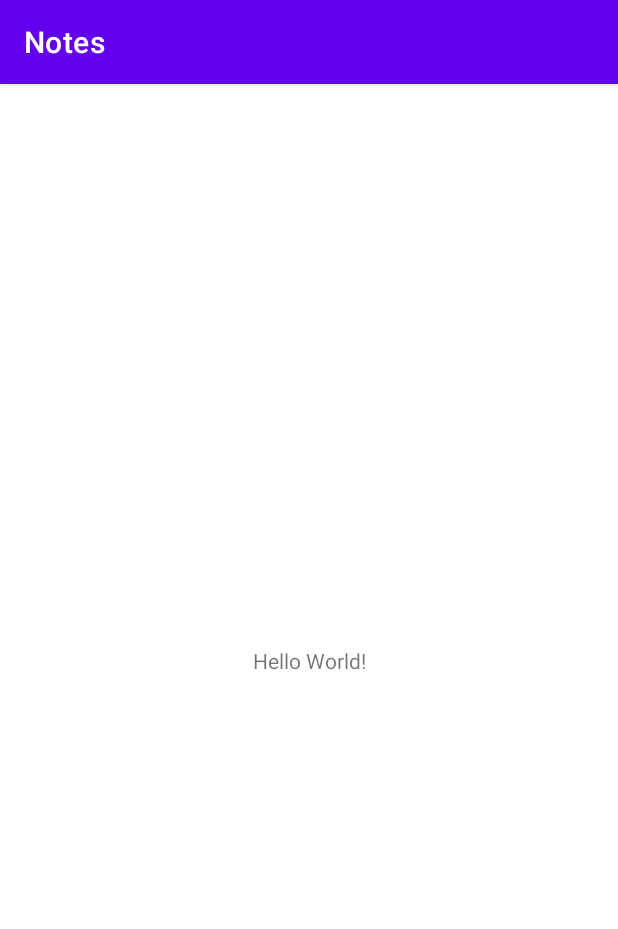
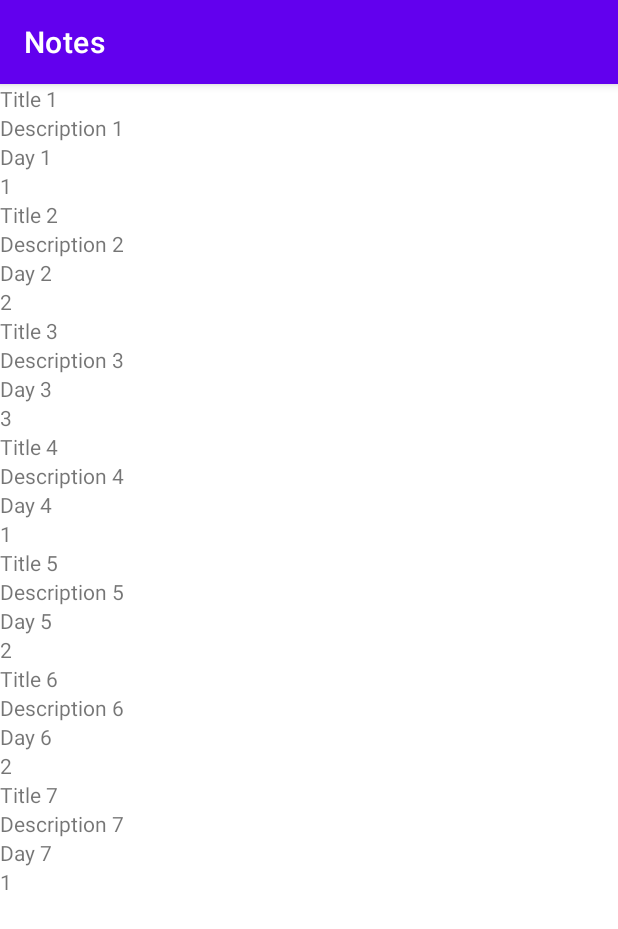
Before and after one commit to paveln0366/Notes, an Android app: the screen it shows after launch (MainActivity), on a phone screen of 412 x 824 dp. Shown: the top 929 px of the screen. Run offline under Robolectric (Android 15) with nearby library versions, the phone set to English and light mode, and no system bars.

Commit message:
RecyclerView with adapter created

```diff
--- a/app/src/main/java/com/pavelpotapov/notes/MainActivity.java
+++ b/app/src/main/java/com/pavelpotapov/notes/MainActivity.java
@@ -1,14 +1,34 @@
 package com.pavelpotapov.notes;
 
 import androidx.appcompat.app.AppCompatActivity;
+import androidx.recyclerview.widget.LinearLayoutManager;
+import androidx.recyclerview.widget.RecyclerView;
 
 import android.os.Bundle;
 
+import java.util.ArrayList;
+
 public class MainActivity extends AppCompatActivity {
+    private RecyclerView recyclerViewNotes;
+    private ArrayList<Note> notes = new ArrayList<>();
 
     @Override
     protected void onCreate(Bundle savedInstanceState) {
         super.onCreate(savedInstanceState);
         setContentView(R.layout.activity_main);
+
+        recyclerViewNotes = findViewById(R.id.recyclerViewNotes);
+
+        notes.add(new Note("Title 1", "Description 1", "Day 1", 1));
+        notes.add(new Note("Title 2", "Description 2", "Day 2", 2));
+        notes.add(new Note("Title 3", "Description 3", "Day 3", 3));
+        notes.add(new Note("Title 4", "Description 4", "Day 4", 1));
+        notes.add(new Note("Title 5", "Description 5", "Day 5", 2));
+        notes.add(new Note("Title 6", "Description 6", "Day 6", 2));
+        notes.add(new Note("Title 7", "Description 7", "Day 7", 1));
+
+        NotesAdapter adapter = new NotesAdapter(notes);
+        recyclerViewNotes.setLayoutManager(new LinearLayoutManager(this));
+        recyclerViewNotes.setAdapter(adapter);
     }
 }
--- /dev/null
+++ b/app/src/main/java/com/pavelpotapov/notes/Note.java
@@ -0,0 +1,31 @@
+package com.pavelpotapov.notes;
+
+public class Note {
+    private String title;
+    private String description;
+    private String dayOfWeek;
+    private int priority;
+
+    public Note(String title, String description, String dayOfWeek, int priority) {
+        this.title = title;
+        this.description = description;
+        this.dayOfWeek = dayOfWeek;
+        this.priority = priority;
+    }
+
+    public String getTitle() {
+        return title;
+    }
+
+    public String getDescription() {
+        return description;
+    }
+
+    public String getDayOfWeek() {
+        return dayOfWeek;
+    }
+
+    public int getPriority() {
+        return priority;
+    }
+}
--- /dev/null
+++ b/app/src/main/java/com/pavelpotapov/notes/NotesAdapter.java
@@ -0,0 +1,57 @@
+package com.pavelpotapov.notes;
+
+import android.view.LayoutInflater;
+import android.view.View;
+import android.view.ViewGroup;
+import android.widget.TextView;
+
+import androidx.annotation.NonNull;
+import androidx.recyclerview.widget.RecyclerView;
+
+import java.util.ArrayList;
+
+public class NotesAdapter extends RecyclerView.Adapter<NotesAdapter.NotesViewHolder> {
+
+    private ArrayList<Note> notes;
+
+    public NotesAdapter(ArrayList<Note> notes) {
+        this.notes = notes;
+    }
+
+    @NonNull
+    @Override
+    public NotesViewHolder onCreateViewHolder(@NonNull ViewGroup parent, int viewType) {
+        View view = LayoutInflater.from(parent.getContext()).inflate(R.layout.note_item, parent, false);
+        return new NotesViewHolder(view);
+    }
+
+    @Override
+    public void onBindViewHolder(@NonNull NotesViewHolder holder, int position) {
+        Note note = notes.get(position);
+        holder.textViewTitle.setText(note.getTitle());
+        holder.textViewDescription.setText(note.getDescription());
+        holder.textViewDayOfWeek.setText(note.getDayOfWeek());
+        holder.textViewPriority.setText(String.format("%s", note.getPriority()));
+    }
+
+    @Override
+    public int getItemCount() {
+        return notes.size();
+    }
+
+    class NotesViewHolder extends RecyclerView.ViewHolder {
+
+        private TextView textViewTitle;
+        private TextView textViewDescription;
+        private TextView textViewDayOfWeek;
+        private TextView textViewPriority;
+
+        public NotesViewHolder(@NonNull View itemView) {
+            super(itemView);
+            textViewTitle = itemView.findViewById(R.id.textViewTitle);
+            textViewDescription = itemView.findViewById(R.id.textViewDescription);
+            textViewDayOfWeek = itemView.findViewById(R.id.textViewDayOfWeek);
+            textViewPriority = itemView.findViewById(R.id.textViewPriority);
+        }
+    }
+}
--- a/app/src/main/res/layout/activity_main.xml
+++ b/app/src/main/res/layout/activity_main.xml
@@ -6,13 +6,13 @@
     android:layout_height="match_parent"
     tools:context=".MainActivity">
 
-    <TextView
-        android:layout_width="wrap_content"
-        android:layout_height="wrap_content"
-        android:text="Hello World!"
+    <androidx.recyclerview.widget.RecyclerView
+        android:id="@+id/recyclerViewNotes"
+        android:layout_width="0dp"
+        android:layout_height="0dp"
         app:layout_constraintBottom_toBottomOf="parent"
-        app:layout_constraintLeft_toLeftOf="parent"
-        app:layout_constraintRight_toRightOf="parent"
+        app:layout_constraintEnd_toEndOf="parent"
+        app:layout_constraintStart_toStartOf="parent"
         app:layout_constraintTop_toTopOf="parent" />
 
 </androidx.constraintlayout.widget.ConstraintLayout>
--- /dev/null
+++ b/app/src/main/res/layout/note_item.xml
@@ -0,0 +1,40 @@
+<?xml version="1.0" encoding="utf-8"?>
+<androidx.constraintlayout.widget.ConstraintLayout
+    xmlns:android="http://schemas.android.com/apk/res/android"
+    xmlns:app="http://schemas.android.com/apk/res-auto"
+    xmlns:tools="http://schemas.android.com/tools"
+    android:layout_width="match_parent"
+    android:layout_height="wrap_content">
+
+    <TextView
+        android:id="@+id/textViewTitle"
+        android:layout_width="wrap_content"
+        android:layout_height="wrap_content"
+        android:text="TextView"
+        app:layout_constraintStart_toStartOf="parent"
+        app:layout_constraintTop_toTopOf="parent" />
+
+    <TextView
+        android:id="@+id/textViewDescription"
+        android:layout_width="wrap_content"
+        android:layout_height="wrap_content"
+        android:text="TextView"
+        app:layout_constraintStart_toStartOf="parent"
+        app:layout_constraintTop_toBottomOf="@+id/textViewTitle" />
+
+    <TextView
+        android:id="@+id/textViewDayOfWeek"
+        android:layout_width="wrap_content"
+        android:layout_height="wrap_content"
+        android:text="TextView"
+        app:layout_constraintStart_toStartOf="parent"
+        app:layout_constraintTop_toBottomOf="@+id/textViewDescription" />
+
+    <TextView
+        android:id="@+id/textViewPriority"
+        android:layout_width="wrap_content"
+        android:layout_height="wrap_content"
+        android:text="TextView"
+        app:layout_constraintStart_toStartOf="parent"
+        app:layout_constraintTop_toBottomOf="@+id/textViewDayOfWeek" />
+</androidx.constraintlayout.widget.ConstraintLayout>
```
